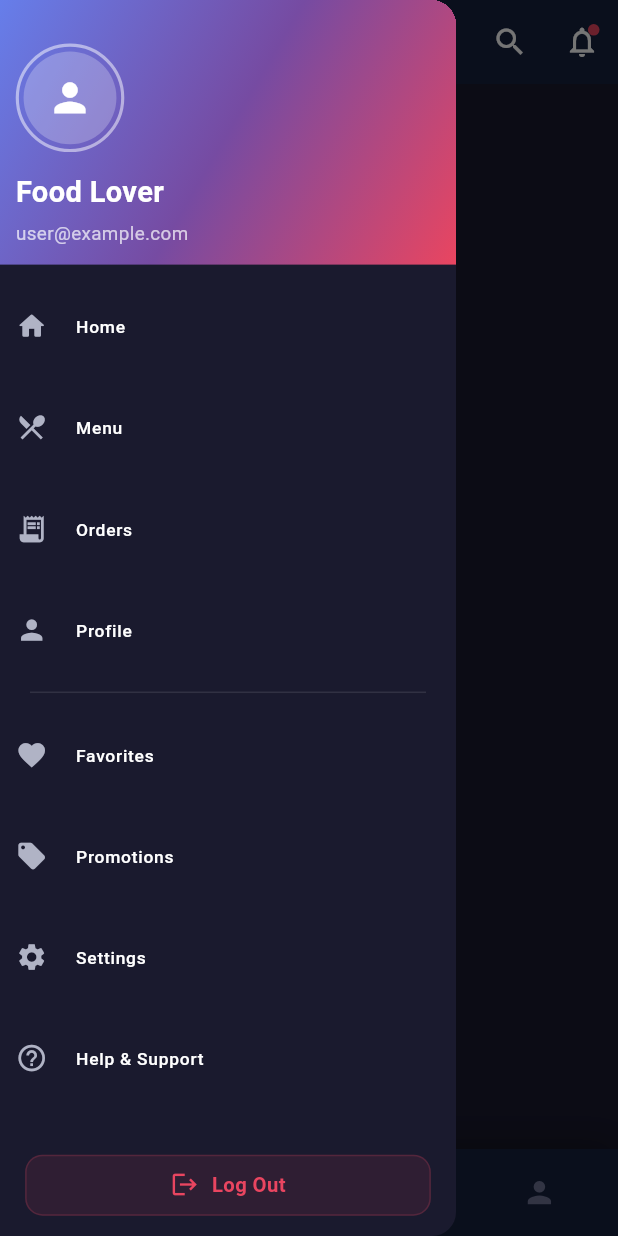
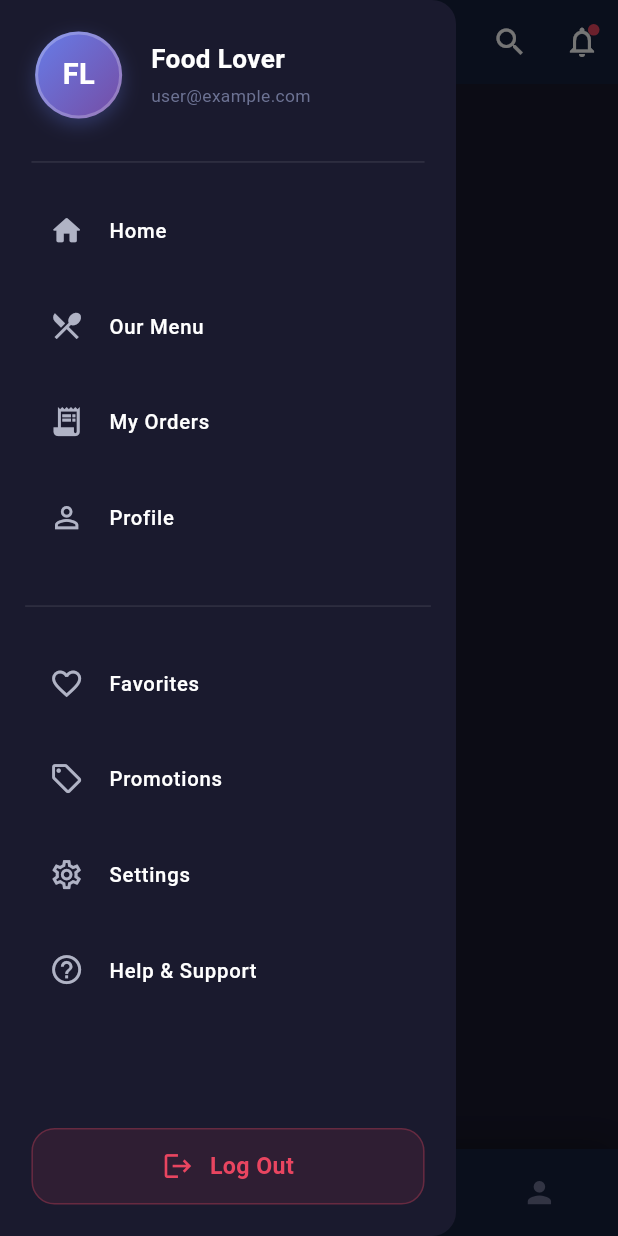
Before and after one commit to hariskucse41/uniquefoodapp, a Flutter app: the HomeShell screen opened directly, with the side drawer open, on a phone screen of 412 x 824 dp. Run offline on Flutter 3.47's test engine with Material 3 defaults, Android fonts, the phone set to English and light mode, and no system bars; our stand-ins replace flutter_bloc, flutter_screenutil; statements that could not run were skipped.

Commit message:
feat: update API base URL and enhance drawer UI for better navigation experience

```diff
--- a/lib/features/auth/data/http/auth_http.dart
+++ b/lib/features/auth/data/http/auth_http.dart
@@ -19,10 +19,10 @@ class AuthApiClient {
     }
 
     if (!kIsWeb && defaultTargetPlatform == TargetPlatform.android) {
-      return 'http://alphaapi.uniquefood.com';
+      return 'http://192.168.0.101:5000';
     }
 
-    return 'http://alphaapi.uniquefood.com';
+    return 'http://192.168.0.101:5000';
   }
 
   Future<String> login({
--- a/lib/features/home/data/http/home_http.dart
+++ b/lib/features/home/data/http/home_http.dart
@@ -20,10 +20,10 @@ class HomeApiClient {
     }
 
     if (!kIsWeb && defaultTargetPlatform == TargetPlatform.android) {
-      return 'http://alphaapi.uniquefood.com';
+      return 'http://192.168.0.101:5000';
     }
 
-    return 'http://alphaapi.uniquefood.com';
+    return 'http://192.168.0.101:5000';
   }
 
   Future<List<PromotionModel>> getHeroBanners() async {
--- a/lib/features/home/presentation/pages/menu_page.dart
+++ b/lib/features/home/presentation/pages/menu_page.dart
@@ -111,40 +111,39 @@ class _MenuPageState extends State<MenuPage>
               // Category tabs
               if (_tabController != null)
                 Container(
-                  height: 50.h,
-                  margin: EdgeInsets.symmetric(horizontal: 8.w, vertical: 8.h),
+                  height: 48.h,
+                  margin: EdgeInsets.symmetric(vertical: 8.h),
+                  width: double.infinity,
                   child: TabBar(
                     controller: _tabController,
                     isScrollable: true,
                     labelColor: Colors.white,
-                    unselectedLabelColor: AppColors.textMuted,
+                    unselectedLabelColor: AppColors.textSecondary,
                     labelStyle: TextStyle(
-                      fontWeight: FontWeight.w600,
-                      fontSize: 13.sp,
+                      fontWeight: FontWeight.bold,
+                      fontSize: 14.sp,
+                    ),
+                    unselectedLabelStyle: TextStyle(
+                      fontWeight: FontWeight.w500,
+                      fontSize: 14.sp,
                     ),
                     indicatorSize: TabBarIndicatorSize.tab,
+                    indicatorPadding: EdgeInsets.symmetric(horizontal: 4.w),
                     dividerColor: Colors.transparent,
                     indicator: BoxDecoration(
                       gradient: AppColors.primaryGradient,
-                      borderRadius: BorderRadius.circular(25.r),
+                      borderRadius: BorderRadius.circular(24.r),
                     ),
                     tabAlignment: TabAlignment.start,
-                    padding: EdgeInsets.symmetric(
-                      horizontal: 12.w,
-                      vertical: 12.h,
-                    ),
-                    labelPadding: EdgeInsets.symmetric(
-                      horizontal: 4.w,
-                      vertical: 4.h,
-                    ),
+                    padding: EdgeInsets.symmetric(horizontal: 16.w),
+                    labelPadding: EdgeInsets.zero,
                     tabs: _categories.map((cat) {
-                      return Container(
-                        padding: EdgeInsets.symmetric(
-                          horizontal: 18.w,
-                          vertical: 8.h,
+                      return Tab(
+                        child: Container(
+                          padding: EdgeInsets.symmetric(horizontal: 20.w),
+                          alignment: Alignment.center,
+                          child: Text(cat.name.isNotEmpty ? cat.name : 'All'),
                         ),
-                        alignment: Alignment.center,
-                        child: Text(cat.name),
                       );
                     }).toList(),
                   ),
--- a/lib/features/home/presentation/widgets/app_drawer.dart
+++ b/lib/features/home/presentation/widgets/app_drawer.dart
@@ -22,38 +22,50 @@ class AppDrawer extends StatelessWidget {
 
     return Drawer(
       backgroundColor: AppColors.surface,
+      child: SafeArea(
         child: Column(
           children: [
-          // Drawer header with user info
+            // Header
+            Padding(
+              padding: EdgeInsets.all(20.w),
+              child: Row(
+                children: [
                   Container(
-            width: double.infinity,
-            padding: EdgeInsets.fromLTRB(10.w, 30.h, 10.w, 12.h),
-            decoration: const BoxDecoration(gradient: AppColors.heroGradient),
+                    width: 60.w,
+                    height: 60.h,
+                    decoration: BoxDecoration(
+                      shape: BoxShape.circle,
+                      gradient: AppColors.primaryGradient,
+                      border: Border.all(color: Colors.white24, width: 2),
+                      boxShadow: [
+                        BoxShadow(
+                          color: AppColors.primaryStart.withValues(alpha: .3),
+                          blurRadius: 10,
+                          offset: const Offset(0, 4),
+                        ),
+                      ],
+                    ),
+                    child: Center(
+                      child: Text(
+                        'FL', // Stands for Food Lover
+                        style: TextStyle(
+                          color: Colors.white,
+                          fontSize: 20.sp,
+                          fontWeight: FontWeight.bold,
+                        ),
+                      ),
+                    ),
+                  ),
+                  SizedBox(width: 16.w),
+                  Expanded(
                     child: Column(
                       crossAxisAlignment: CrossAxisAlignment.start,
                       children: [
-                // Avatar
-                Container(
-                  padding: EdgeInsets.all(3.w),
-                  decoration: BoxDecoration(
-                    shape: BoxShape.circle,
-                    border: Border.all(
-                      color: Colors.white.withValues(alpha: .5),
-                      width: 2.w,
-                    ),
-                  ),
-                  child: CircleAvatar(
-                    radius: 32.r,
-                    backgroundColor: Colors.white24,
-                    child: Icon(Icons.person, size: 32.sp, color: Colors.white),
-                  ),
-                ),
-                SizedBox(height: 14.h),
                         Text(
                           'Food Lover',
                           style: TextStyle(
                             color: Colors.white,
-                    fontSize: 20.sp,
+                            fontSize: 18.sp,
                             fontWeight: FontWeight.bold,
                           ),
                         ),
@@ -61,48 +73,81 @@ class AppDrawer extends StatelessWidget {
                         Text(
                           userEmail,
                           style: TextStyle(
-                    color: Colors.white.withValues(alpha: .7),
-                    fontSize: 13.sp,
+                            color: AppColors.textMuted,
+                            fontSize: 12.sp,
+                          ),
+                          maxLines: 1,
+                          overflow: TextOverflow.ellipsis,
+                        ),
+                      ],
                     ),
                   ),
                 ],
               ),
             ),
 
-          SizedBox(height: 8.h),
-
-          // Navigation items
-          _buildDrawerItem(Icons.home_rounded, 'Home', () => onNavigate(0)),
-          _buildDrawerItem(Icons.restaurant_menu, 'Menu', () => onNavigate(1)),
-          _buildDrawerItem(Icons.receipt_long, 'Orders', () => onNavigate(2)),
-          _buildDrawerItem(Icons.person, 'Profile', () => onNavigate(3)),
-
-          Divider(
-            color: Colors.white.withValues(alpha: .1),
-            indent: 20,
-            endIndent: 20,
+            Padding(
+              padding: EdgeInsets.symmetric(horizontal: 20.w),
+              child: Divider(color: Colors.white.withValues(alpha: .1)),
             ),
 
-          _buildDrawerItem(Icons.favorite, 'Favorites', () {}),
-          _buildDrawerItem(Icons.local_offer, 'Promotions', () {}),
-          _buildDrawerItem(Icons.settings, 'Settings', () {}),
-          _buildDrawerItem(Icons.help_outline, 'Help & Support', () {}),
+            SizedBox(height: 10.h),
 
-          const Spacer(),
+            Expanded(
+              child: ListView(
+                padding: EdgeInsets.symmetric(horizontal: 16.w),
+                physics: const BouncingScrollPhysics(),
+                children: [
+                  _buildNavItem(
+                    Icons.home_rounded,
+                    'Home',
+                    () => onNavigate(0),
+                  ),
+                  _buildNavItem(
+                    Icons.restaurant_menu,
+                    'Our Menu',
+                    () => onNavigate(1),
+                  ),
+                  _buildNavItem(
+                    Icons.receipt_long,
+                    'My Orders',
+                    () => onNavigate(2),
+                  ),
+                  _buildNavItem(
+                    Icons.person_outline,
+                    'Profile',
+                    () => onNavigate(3),
+                  ),
 
-          // Logout
-          Padding(
-            padding: EdgeInsets.symmetric(horizontal: 16.w, vertical: 4.h),
-            child: GestureDetector(
+                  SizedBox(height: 16.h),
+                  Divider(color: Colors.white.withValues(alpha: .1)),
+                  SizedBox(height: 16.h),
+
+                  _buildNavItem(Icons.favorite_border, 'Favorites', () {}),
+                  _buildNavItem(
+                    Icons.local_offer_outlined,
+                    'Promotions',
+                    () {},
+                  ),
+                  _buildNavItem(Icons.settings_outlined, 'Settings', () {}),
+                  _buildNavItem(Icons.help_outline, 'Help & Support', () {}),
+                ],
+              ),
+            ),
+
+            // Logout button
+            Container(
+              padding: EdgeInsets.all(20.w),
+              child: InkWell(
                 onTap: onLogout,
+                borderRadius: BorderRadius.circular(16.r),
                 child: Container(
-                width: double.infinity,
-                padding: EdgeInsets.symmetric(horizontal: 10.w, vertical: 10.h),
+                  padding: EdgeInsets.symmetric(vertical: 14.h),
                   decoration: BoxDecoration(
                     color: const Color(0xFFE94560).withValues(alpha: .1),
-                  borderRadius: BorderRadius.circular(12.r),
+                    borderRadius: BorderRadius.circular(16.r),
                     border: Border.all(
-                    color: const Color(0xFFE94560).withValues(alpha: .2),
+                      color: const Color(0xFFE94560).withValues(alpha: .3),
                     ),
                   ),
                   child: Row(
@@ -111,15 +156,15 @@ class AppDrawer extends StatelessWidget {
                       Icon(
                         Icons.logout,
                         color: const Color(0xFFE94560),
-                      size: 20.sp,
+                        size: 22.sp,
                       ),
-                    SizedBox(width: 8.w),
+                      SizedBox(width: 10.w),
                       Text(
                         'Log Out',
                         style: TextStyle(
                           color: const Color(0xFFE94560),
-                        fontWeight: FontWeight.w600,
-                        fontSize: 14.sp,
+                          fontSize: 16.sp,
+                          fontWeight: FontWeight.bold,
                         ),
                       ),
                     ],
@@ -127,28 +172,36 @@ class AppDrawer extends StatelessWidget {
                 ),
               ),
             ),
-          SizedBox(height: 10.h),
           ],
+        ),
       ),
     );
   }
 
-  Widget _buildDrawerItem(IconData icon, String label, VoidCallback onTap) {
-    return ListTile(
-      leading: Icon(icon, color: AppColors.textSecondary, size: 22.sp),
+  Widget _buildNavItem(IconData icon, String title, VoidCallback onTap) {
+    return Container(
+      margin: EdgeInsets.only(bottom: 8.h),
+      child: ListTile(
+        onTap: () {
+          // Close drawer before navigating
+          // context.pop() could be used if we had standard routing
+          onTap();
+        },
+        shape: RoundedRectangleBorder(
+          borderRadius: BorderRadius.circular(12.r),
+        ),
+        leading: Icon(icon, color: AppColors.textSecondary, size: 24.sp),
         title: Text(
-        label,
+          title,
           style: TextStyle(
             color: AppColors.textPrimary,
-          fontSize: 12.sp,
+            fontSize: 14.sp,
             fontWeight: FontWeight.w500,
           ),
         ),
-      onTap: onTap,
-      contentPadding: EdgeInsets.symmetric(horizontal: 10.w, vertical: 10.h),
-      dense: true,
-      shape: RoundedRectangleBorder(borderRadius: BorderRadius.circular(10.r)),
-      hoverColor: AppColors.primaryStart.withValues(alpha: .1),
+        tileColor: Colors.transparent,
+        hoverColor: Colors.white.withValues(alpha: .05),
+      ),
     );
   }
 }
```
Lines whose indentation alone changed are shown as unchanged.
